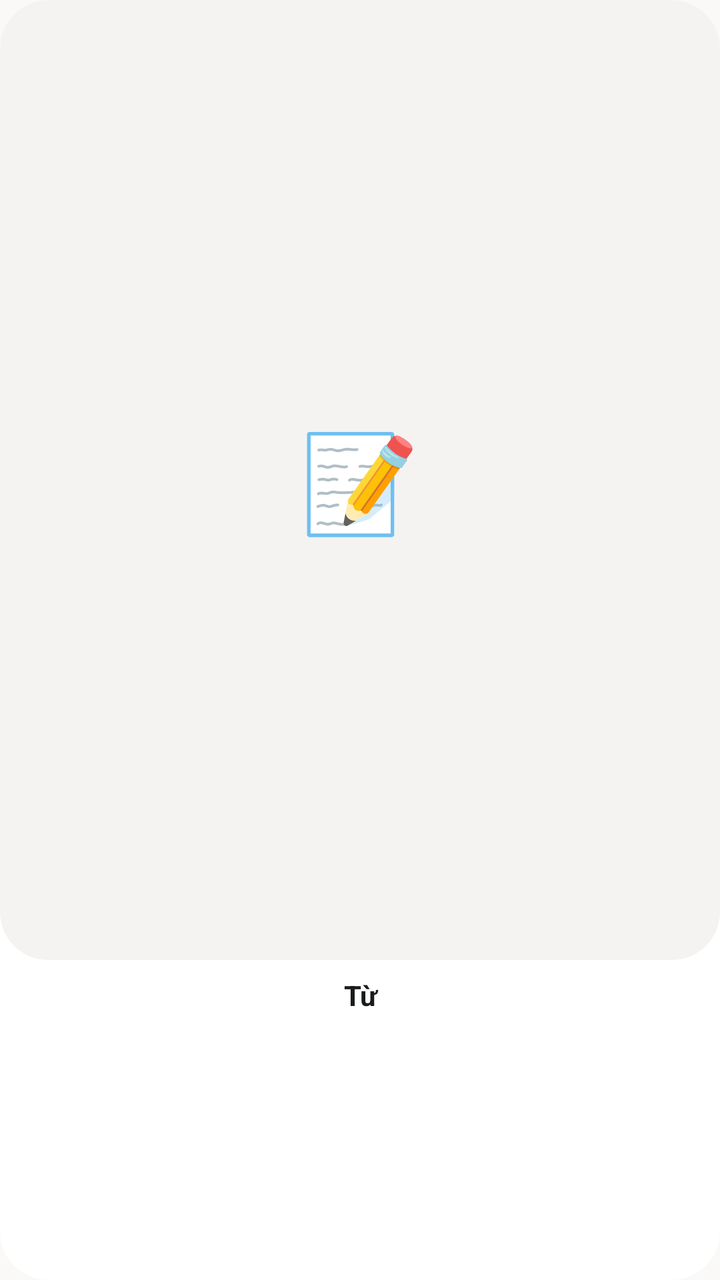
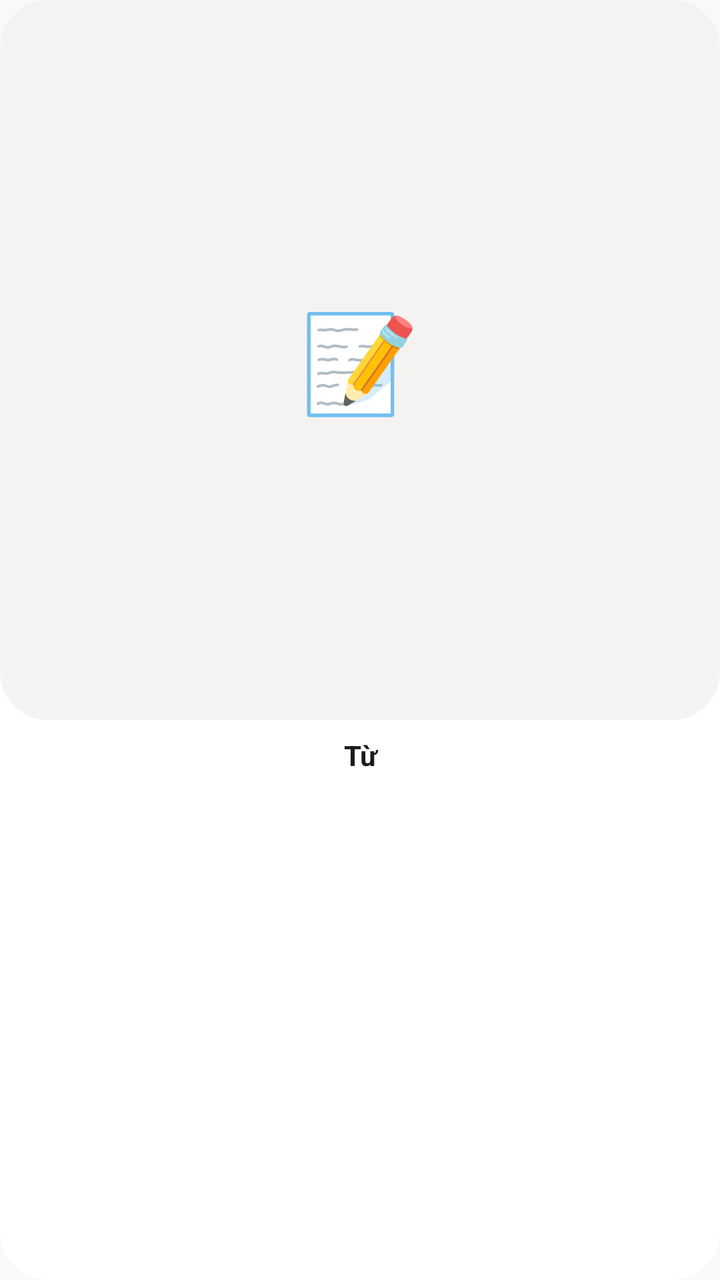

Screens rendered from an Android XML layout before and after an edit, with the pre-edit source and the edit as a unified diff.
<!-- AndroidManifest.xml: application theme Theme.VBoard -->
<!-- res/layout/item_vocab_card.xml -->
<?xml version="1.0" encoding="utf-8"?>
<androidx.cardview.widget.CardView xmlns:android="http://schemas.android.com/apk/res/android"
    xmlns:app="http://schemas.android.com/apk/res-auto"
    android:id="@+id/vocabCard"
    android:layout_width="match_parent"
    android:layout_height="wrap_content"
    app:cardBackgroundColor="@color/surface_container_lowest"
    app:cardCornerRadius="@dimen/radius_xl"
    app:cardElevation="0dp">

    
    <androidx.constraintlayout.widget.ConstraintLayout
        android:layout_width="match_parent"
        android:layout_height="wrap_content">

        
        <View
            android:id="@+id/aspectRatio"
            android:layout_width="match_parent"
            android:layout_height="0dp"
            app:layout_constraintDimensionRatio="3:4"
            app:layout_constraintTop_toTopOf="parent" />

        
        <LinearLayout
            android:layout_width="match_parent"
            android:layout_height="0dp"
            android:background="@drawable/bg_emoji_container"
            android:gravity="center"
            android:orientation="vertical"
            android:padding="@dimen/spacing_md"
            app:layout_constraintBottom_toTopOf="@id/wordLabel"
            app:layout_constraintTop_toTopOf="parent">

            <TextView
                android:id="@+id/emojiText"
                android:layout_width="wrap_content"
                android:layout_height="wrap_content"
                android:text="📝"
                android:textSize="48sp" />
        </LinearLayout>

        
        <TextView
            android:id="@+id/wordLabel"
            android:layout_width="match_parent"
            android:layout_height="wrap_content"
            android:gravity="center"
            android:maxLines="2"
            android:padding="@dimen/spacing_sm"
            android:text="Từ"
            android:textColor="@color/on_surface"
            android:textSize="14sp"
            android:textStyle="bold"
            android:importantForAccessibility="yes"
            app:layout_constraintBottom_toBottomOf="parent"
            app:layout_constraintTop_toBottomOf="@id/aspectRatio" />
    </androidx.constraintlayout.widget.ConstraintLayout>
</androidx.cardview.widget.CardView>
<!-- resources referenced by this layout -->
<resources>
  <color name="on_surface">#1a1c1b</color>
  <color name="surface_container_lowest">#ffffff</color>
  <dimen name="radius_xl">24dp</dimen>
  <dimen name="spacing_md">12dp</dimen>
  <dimen name="spacing_sm">8dp</dimen>
  <!-- drawable bg_emoji_container (drawable) -->
  <?xml version="1.0" encoding="utf-8"?>
  <shape xmlns:android="http://schemas.android.com/apk/res/android"
      android:shape="rectangle">
      <solid android:color="@color/surface_container_low" />
      <corners android:radius="@dimen/radius_xl" />
  </shape>
  <style name="Theme.VBoard" parent="Theme.Material3.Light.NoActionBar">
          
          <item name="colorPrimary">@color/primary</item>
          <item name="colorPrimaryContainer">@color/primary_container</item>
          <item name="colorOnPrimary">@color/on_primary</item>
          <item name="colorOnPrimaryContainer">@color/on_primary_container</item>
  
          
          <item name="colorSecondary">@color/secondary</item>
          <item name="colorSecondaryContainer">@color/secondary_container</item>
          <item name="colorOnSecondary">@color/on_secondary</item>
          <item name="colorOnSecondaryContainer">@color/on_secondary_container</item>
  
          
          <item name="colorTertiary">@color/tertiary</item>
          <item name="colorTertiaryContainer">@color/tertiary_container</item>
          <item name="colorOnTertiary">@color/on_tertiary</item>
          <item name="colorOnTertiaryContainer">@color/on_tertiary_container</item>
  
          
          <item name="colorError">@color/error</item>
          <item name="colorErrorContainer">@color/error_container</item>
          <item name="colorOnError">@color/on_error</item>
          <item name="colorOnErrorContainer">@color/on_error_container</item>
  
          
          <item name="android:colorBackground">@color/background</item>
          <item name="colorSurface">@color/surface</item>
          <item name="colorOnSurface">@color/on_surface</item>
          <item name="colorOnSurfaceVariant">@color/on_surface_variant</item>
          <item name="colorSurfaceVariant">@color/surface_container_high</item>
          <item name="colorOutline">@color/outline</item>
          <item name="colorOutlineVariant">@color/outline_variant</item>
  
          
          <item name="android:statusBarColor">@color/surface</item>
          <item name="android:windowLightStatusBar">true</item>
      </style>
  <color name="surface_container_low">#f4f3f1</color>
  <color name="primary">#705d00</color>
  <color name="primary_container">#ffd700</color>
  <color name="on_primary">#ffffff</color>
  <color name="on_primary_container">#705e00</color>
  <color name="secondary">#006e1c</color>
  <color name="secondary_container">#91f78e</color>
  <color name="on_secondary">#ffffff</color>
  <color name="on_secondary_container">#00731e</color>
  <color name="tertiary">#904d00</color>
  <color name="tertiary_container">#ffd1af</color>
  <color name="on_tertiary">#ffffff</color>
  <color name="on_tertiary_container">#914d00</color>
  <color name="error">#ba1a1a</color>
  <color name="error_container">#ffdad6</color>
  <color name="on_error">#ffffff</color>
  <color name="on_error_container">#93000a</color>
  <color name="background">#faf9f7</color>
  <color name="surface">#faf9f7</color>
  <color name="on_surface_variant">#4d4732</color>
  <color name="surface_container_high">#e9e8e6</color>
  <color name="outline">#7e775f</color>
  <color name="outline_variant">#d0c6ab</color>
</resources>

<!-- the commit's change to res/layout/item_vocab_card.xml (unified diff, before → after) -->
@@ -18,7 +18,7 @@
             android:id="@+id/aspectRatio"
             android:layout_width="match_parent"
             android:layout_height="0dp"
-            app:layout_constraintDimensionRatio="3:4"
+            app:layout_constraintDimensionRatio="1:1"
             app:layout_constraintTop_toTopOf="parent" />
 
         
